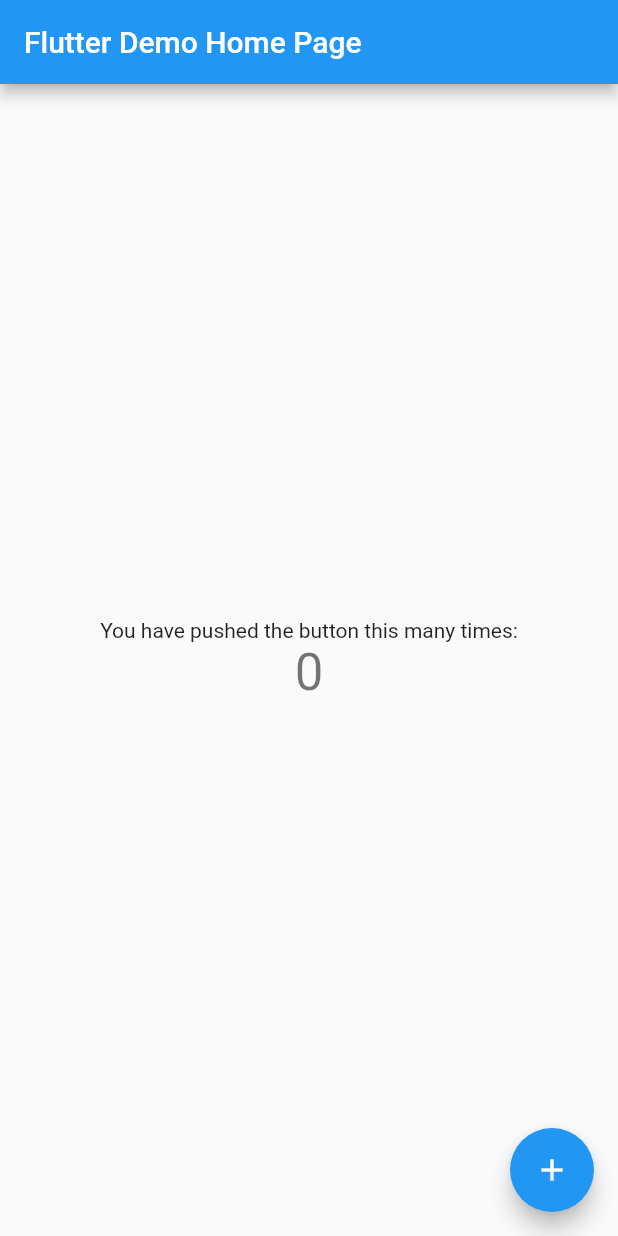
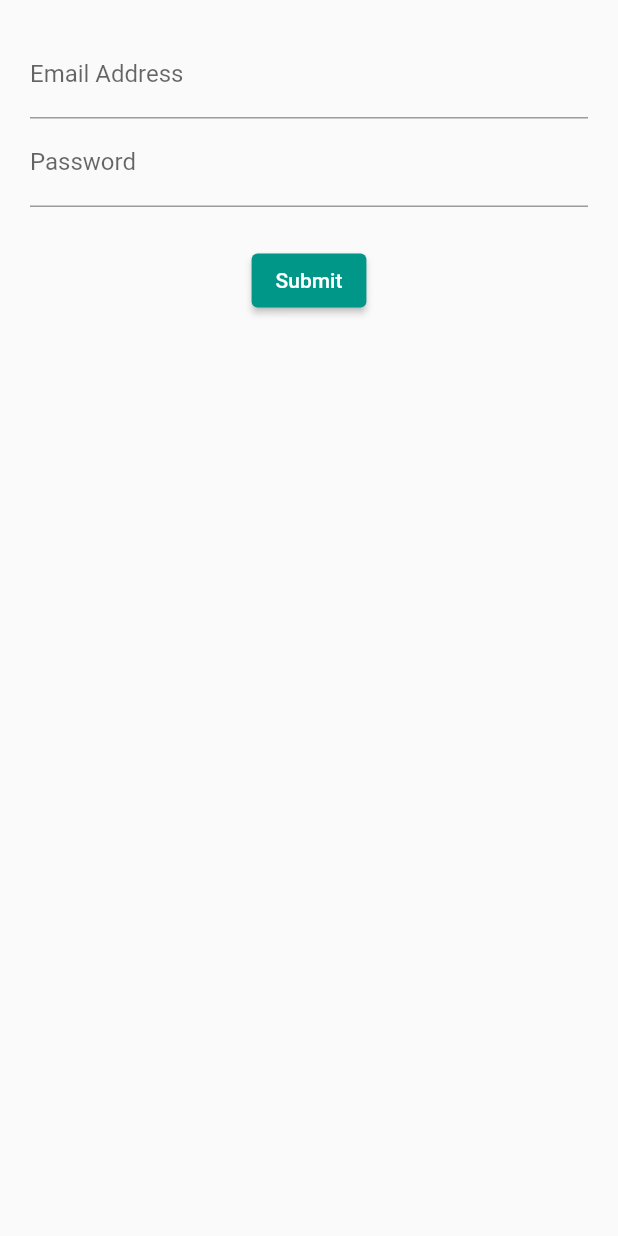
Before and after one commit to Dzaky02/flutter_login_stateful, a Flutter app: the screen it shows after launch, on a phone screen of 412 x 824 dp. Run offline on Flutter 3.47's test engine with Material 2 defaults, Android fonts, the phone set to English and light mode, and no system bars; missing offline and left inert: dart:html.

Commit message:
Create Login Page.

```diff
--- a/lib/main.dart
+++ b/lib/main.dart
@@ -1,113 +1,20 @@
 import 'package:flutter/material.dart';
+import 'package:flutter_login_stateful/pages/login_page.dart';
 
 void main() {
-  runApp(MyApp());
+  runApp(App());
 }
 
-class MyApp extends StatelessWidget {
+class App extends StatelessWidget {
   // This widget is the root of your application.
   @override
   Widget build(BuildContext context) {
     return MaterialApp(
-      title: 'Flutter Demo',
+      title: 'Flutter Login Stateful',
       theme: ThemeData(
-        // This is the theme of your application.
-        //
-        // Try running your application with "flutter run". You'll see the
-        // application has a blue toolbar. Then, without quitting the app, try
-        // changing the primarySwatch below to Colors.green and then invoke
-        // "hot reload" (press "r" in the console where you ran "flutter run",
-        // or simply save your changes to "hot reload" in a Flutter IDE).
-        // Notice that the counter didn't reset back to zero; the application
-        // is not restarted.
         primarySwatch: Colors.blue,
       ),
-      home: MyHomePage(title: 'Flutter Demo Home Page'),
+      home: LoginPage(),
     );
   }
 }
-
-class MyHomePage extends StatefulWidget {
-  MyHomePage({Key? key, required this.title}) : super(key: key);
-
-  // This widget is the home page of your application. It is stateful, meaning
-  // that it has a State object (defined below) that contains fields that affect
-  // how it looks.
-
-  // This class is the configuration for the state. It holds the values (in this
-  // case the title) provided by the parent (in this case the App widget) and
-  // used by the build method of the State. Fields in a Widget subclass are
-  // always marked "final".
-
-  final String title;
-
-  @override
-  _MyHomePageState createState() => _MyHomePageState();
-}
-
-class _MyHomePageState extends State<MyHomePage> {
-  int _counter = 0;
-
-  void _incrementCounter() {
-    setState(() {
-      // This call to setState tells the Flutter framework that something has
-      // changed in this State, which causes it to rerun the build method below
-      // so that the display can reflect the updated values. If we changed
-      // _counter without calling setState(), then the build method would not be
-      // called again, and so nothing would appear to happen.
-      _counter++;
-    });
-  }
-
-  @override
-  Widget build(BuildContext context) {
-    // This method is rerun every time setState is called, for instance as done
-    // by the _incrementCounter method above.
-    //
-    // The Flutter framework has been optimized to make rerunning build methods
-    // fast, so that you can just rebuild anything that needs updating rather
-    // than having to individually change instances of widgets.
-    return Scaffold(
-      appBar: AppBar(
-        // Here we take the value from the MyHomePage object that was created by
-        // the App.build method, and use it to set our appbar title.
-        title: Text(widget.title),
-      ),
-      body: Center(
-        // Center is a layout widget. It takes a single child and positions it
-        // in the middle of the parent.
-        child: Column(
-          // Column is also a layout widget. It takes a list of children and
-          // arranges them vertically. By default, it sizes itself to fit its
-          // children horizontally, and tries to be as tall as its parent.
-          //
-          // Invoke "debug painting" (press "p" in the console, choose the
-          // "Toggle Debug Paint" action from the Flutter Inspector in Android
-          // Studio, or the "Toggle Debug Paint" command in Visual Studio Code)
-          // to see the wireframe for each widget.
-          //
-          // Column has various properties to control how it sizes itself and
-          // how it positions its children. Here we use mainAxisAlignment to
-          // center the children vertically; the main axis here is the vertical
-          // axis because Columns are vertical (the cross axis would be
-          // horizontal).
-          mainAxisAlignment: MainAxisAlignment.center,
-          children: <Widget>[
-            Text(
-              'You have pushed the button this many times:',
-            ),
-            Text(
-              '$_counter',
-              style: Theme.of(context).textTheme.headline4,
-            ),
-          ],
-        ),
-      ),
-      floatingActionButton: FloatingActionButton(
-        onPressed: _incrementCounter,
-        tooltip: 'Increment',
-        child: Icon(Icons.add),
-      ), // This trailing comma makes auto-formatting nicer for build methods.
-    );
-  }
-}
--- /dev/null
+++ b/lib/pages/login_page.dart
@@ -0,0 +1,63 @@
+import 'dart:html';
+
+import 'package:flutter/material.dart';
+
+class LoginPage extends StatefulWidget {
+  const LoginPage({Key? key}) : super(key: key);
+
+  @override
+  _LoginPageState createState() => _LoginPageState();
+}
+
+class _LoginPageState extends State<LoginPage> {
+  @override
+  Widget build(BuildContext context) {
+    return Scaffold(
+      body: SafeArea(
+        child: Container(
+          margin: EdgeInsets.all(20.0),
+          child: Form(
+            child: Column(
+              children: [
+                emailField(),
+                passwordField(),
+                SizedBox(height: 25.0),
+                submitButton(),
+              ],
+            ),
+          ),
+        ),
+      ),
+    );
+  }
+
+  Widget emailField() {
+    return TextFormField(
+      keyboardType: TextInputType.emailAddress,
+      decoration: InputDecoration(
+        labelText: 'Email Address',
+        hintText: 'you@example.com',
+      ),
+    );
+  }
+
+  Widget passwordField() {
+    return TextFormField(
+      obscureText: true,
+      decoration: InputDecoration(
+        labelText: 'Password',
+        hintText: 'Enter Password',
+      ),
+    );
+  }
+
+  Widget submitButton() {
+    return ElevatedButton(
+      onPressed: () {},
+      child: Text('Submit'),
+      style: ElevatedButton.styleFrom(
+        primary: Colors.teal,
+      ),
+    );
+  }
+}
```
Also changed, not shown: 1 other file.
